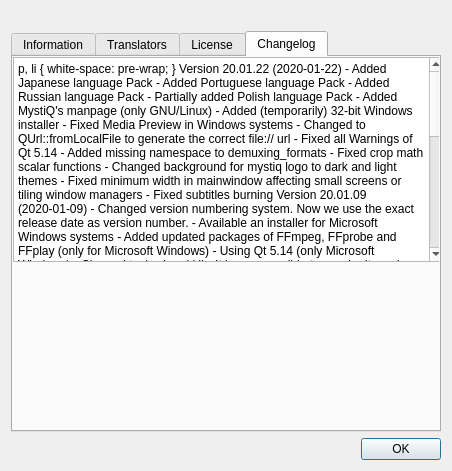
Above: ui/aboutdialog.ui from swl-x/MystiQ before the change. Below: the same form after it.
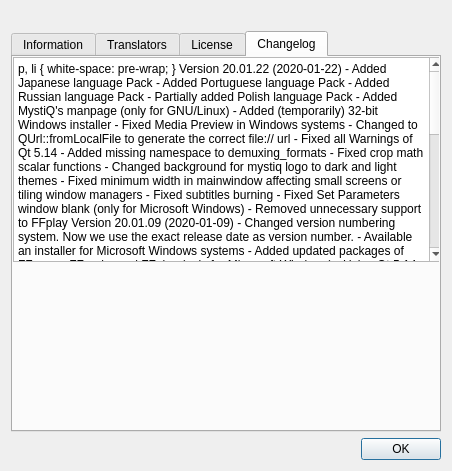
That is the form after the change. The open tabs and pages were chosen to show the change. Icons and pictures are not drawn.

Commit message: Removed unnecessary support to FFplay.

Patch:
```diff
--- a/ui/aboutdialog.ui
+++ b/ui/aboutdialog.ui
@@ -265,7 +265,7 @@
 &lt;p style=&quot; margin-top:0px; margin-bottom:0px; margin-left:0px; margin-right:0px; -qt-block-indent:0; text-indent:0px;&quot;&gt;&lt;span style=&quot; font-family:'Fira Sans';&quot;&gt; - Added Portuguese language Pack&lt;/span&gt;&lt;/p&gt;
 &lt;p style=&quot; margin-top:0px; margin-bottom:0px; margin-left:0px; margin-right:0px; -qt-block-indent:0; text-indent:0px;&quot;&gt;&lt;span style=&quot; font-family:'Fira Sans';&quot;&gt; - Added Russian language Pack&lt;/span&gt;&lt;/p&gt;
 &lt;p style=&quot; margin-top:0px; margin-bottom:0px; margin-left:0px; margin-right:0px; -qt-block-indent:0; text-indent:0px;&quot;&gt;&lt;span style=&quot; font-family:'Fira Sans';&quot;&gt; - Partially added Polish language Pack&lt;/span&gt;&lt;/p&gt;
-&lt;p style=&quot; margin-top:0px; margin-bottom:0px; margin-left:0px; margin-right:0px; -qt-block-indent:0; text-indent:0px;&quot;&gt;&lt;span style=&quot; font-family:'Fira Sans';&quot;&gt; - Added MystiQ's manpage (only GNU/Linux)&lt;/span&gt;&lt;/p&gt;
+&lt;p style=&quot; margin-top:0px; margin-bottom:0px; margin-left:0px; margin-right:0px; -qt-block-indent:0; text-indent:0px;&quot;&gt;&lt;span style=&quot; font-family:'Fira Sans';&quot;&gt; - Added MystiQ's manpage (only for GNU/Linux)&lt;/span&gt;&lt;/p&gt;
 &lt;p style=&quot; margin-top:0px; margin-bottom:0px; margin-left:0px; margin-right:0px; -qt-block-indent:0; text-indent:0px;&quot;&gt;&lt;span style=&quot; font-family:'Fira Sans';&quot;&gt; - Added (temporarily) 32-bit Windows installer&lt;/span&gt;&lt;/p&gt;
 &lt;p style=&quot; margin-top:0px; margin-bottom:0px; margin-left:0px; margin-right:0px; -qt-block-indent:0; text-indent:0px;&quot;&gt;&lt;span style=&quot; font-family:'Fira Sans';&quot;&gt; - Fixed Media Preview in Windows systems&lt;/span&gt;&lt;/p&gt;
 &lt;p style=&quot; margin-top:0px; margin-bottom:0px; margin-left:0px; margin-right:0px; -qt-block-indent:0; text-indent:0px;&quot;&gt;&lt;span style=&quot; font-family:'Fira Sans';&quot;&gt; - Changed to QUrl::fromLocalFile to generate the correct file:// url&lt;/span&gt;&lt;/p&gt;
@@ -275,6 +275,8 @@
 &lt;p style=&quot; margin-top:0px; margin-bottom:0px; margin-left:0px; margin-right:0px; -qt-block-indent:0; text-indent:0px;&quot;&gt;&lt;span style=&quot; font-family:'Fira Sans';&quot;&gt; - Changed background for mystiq logo to dark and light themes&lt;/span&gt;&lt;/p&gt;
 &lt;p style=&quot; margin-top:0px; margin-bottom:0px; margin-left:0px; margin-right:0px; -qt-block-indent:0; text-indent:0px;&quot;&gt;&lt;span style=&quot; font-family:'Fira Sans';&quot;&gt; - Fixed minimum width in mainwindow affecting small screens or tiling window managers&lt;/span&gt;&lt;/p&gt;
 &lt;p style=&quot; margin-top:0px; margin-bottom:0px; margin-left:0px; margin-right:0px; -qt-block-indent:0; text-indent:0px;&quot;&gt;&lt;span style=&quot; font-family:'Fira Sans';&quot;&gt; - Fixed subtitles burning&lt;/span&gt;&lt;/p&gt;
+&lt;p style=&quot; margin-top:0px; margin-bottom:0px; margin-left:0px; margin-right:0px; -qt-block-indent:0; text-indent:0px;&quot;&gt;&lt;span style=&quot; font-family:'Fira Sans';&quot;&gt; - Fixed Set Parameters window blank (only for Microsoft Windows)&lt;/span&gt;&lt;/p&gt;
+&lt;p style=&quot; margin-top:0px; margin-bottom:0px; margin-left:0px; margin-right:0px; -qt-block-indent:0; text-indent:0px;&quot;&gt;&lt;span style=&quot; font-family:'Fira Sans';&quot;&gt; - Removed unnecessary support to FFplay&lt;/span&gt;&lt;/p&gt;
 &lt;p style=&quot;-qt-paragraph-type:empty; margin-top:0px; margin-bottom:0px; margin-left:0px; margin-right:0px; -qt-block-indent:0; text-indent:0px; font-family:'Fira Sans';&quot;&gt;&lt;br /&gt;&lt;/p&gt;
 &lt;p style=&quot; margin-top:0px; margin-bottom:0px; margin-left:0px; margin-right:0px; -qt-block-indent:0; text-indent:0px;&quot;&gt;&lt;span style=&quot; font-family:'Fira Sans'; font-weight:600;&quot;&gt;Version 20.01.09 (2020-01-09)&lt;/span&gt;&lt;/p&gt;
 &lt;p style=&quot; margin-top:0px; margin-bottom:0px; margin-left:0px; margin-right:0px; -qt-block-indent:0; text-indent:0px;&quot;&gt;&lt;span style=&quot; font-family:'Fira Sans'; font-weight:600;&quot;&gt; &lt;/span&gt;&lt;span style=&quot; font-family:'Fira Sans';&quot;&gt;- Changed version numbering system. Now we use the exact release date as version number.&lt;/span&gt;&lt;/p&gt;
```
The commit also changes 3 other files.
